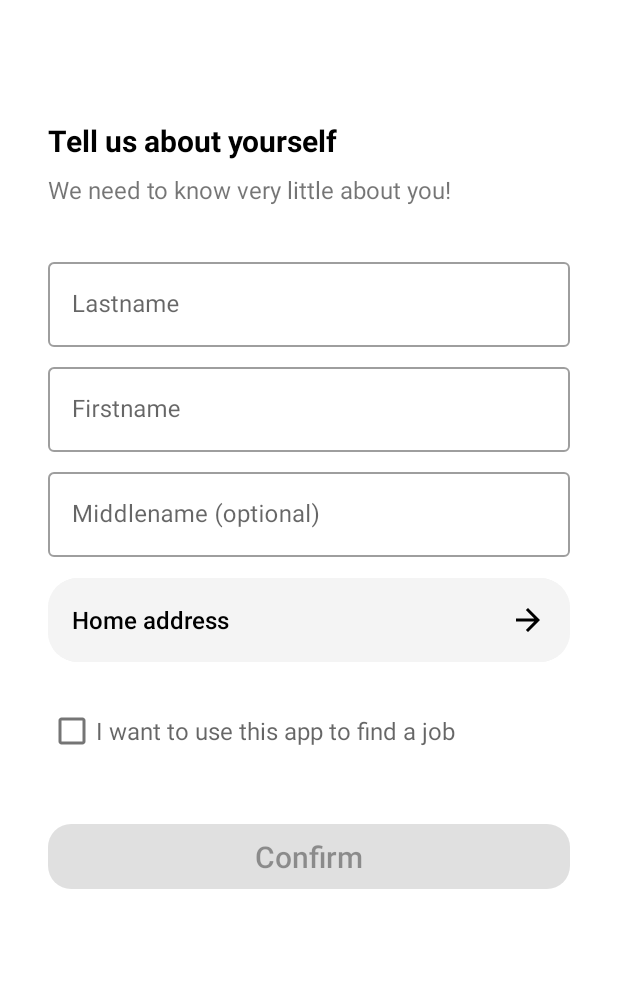
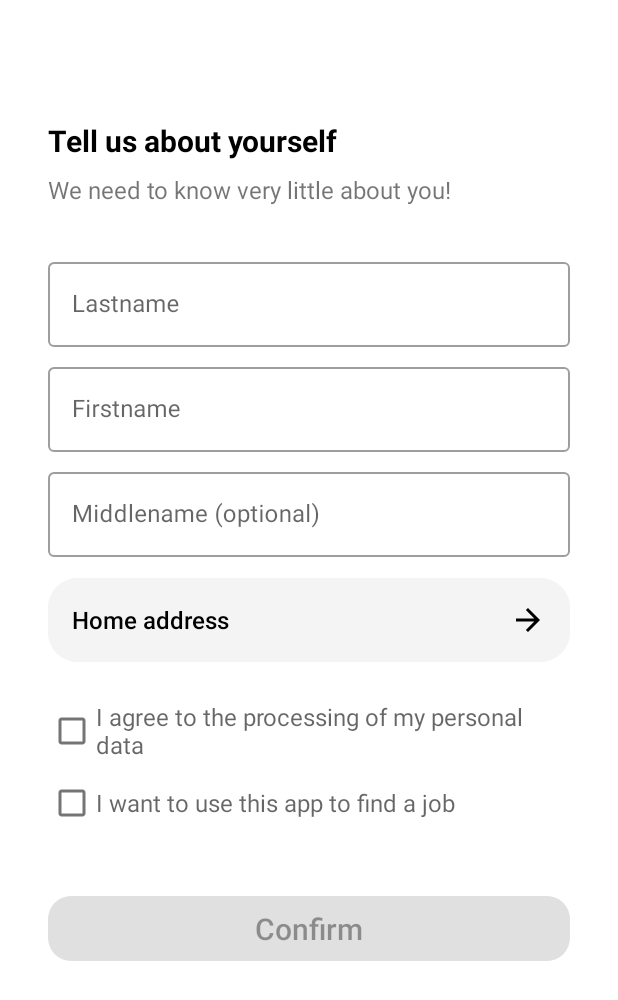
Before and after one commit to y0ung3r/JobSpot, an Android app: the ProfileCreationFragment screen opened through its navigation route, on a phone screen of 412 x 824 dp. Shown: the top 1000 px of the screen. Run offline under Robolectric (Android 15) with nearby library versions, the phone set to English and light mode, and no system bars; our stand-ins replace Firebase (no records; nobody signed in at launch, a user with empty details on screens opened directly); libraries missing offline, so code that uses them is left out: com.redmadrobot.inputmask, com.yandex.mapkit; 4 statements that could not run were skipped.

Commit message:
Expose agreement checkbox for invokers

```diff
--- a/app/src/main/java/com/jobspot/ui/authorization/ProfileCreationFragment.kt
+++ b/app/src/main/java/com/jobspot/ui/authorization/ProfileCreationFragment.kt
@@ -308,8 +308,7 @@ class ProfileCreationFragment : Fragment() {
             _binding.selectProfessionButton,
             _binding.diplomaFileButton,
             _binding.innFileButton,
-            _binding.employmentHistoryBookFileButton,
-            _binding.personalDataAgreementCheckBox
+            _binding.employmentHistoryBookFileButton
         )
 
         _binding.lastnameField.afterTextChanged(::onLastnameChanged)
--- a/app/src/main/res/layout/fragment_profile_creation.xml
+++ b/app/src/main/res/layout/fragment_profile_creation.xml
@@ -131,11 +131,29 @@
                 app:rippleColor="@android:color/darker_gray" />
 
             <CheckBox
+                android:id="@+id/personal_data_agreement_check_box"
+                android:layout_width="0dp"
+                android:layout_height="wrap_content"
+                android:layout_marginStart="16dp"
+                android:layout_marginTop="16dp"
+                android:layout_marginEnd="16dp"
+                android:text="@string/personal_data_agreement"
+                android:textColor="?android:attr/textColorSecondary"
+                android:textSize="16sp"
+                tools:checked="true"
+                android:visibility="visible"
+                tools:visibility="visible"
+                android:alpha="100"
+                app:layout_constraintEnd_toEndOf="parent"
+                app:layout_constraintHorizontal_bias="0.0"
+                app:layout_constraintStart_toStartOf="parent"
+                app:layout_constraintTop_toBottomOf="@+id/select_home_address_button" />
+
+            <CheckBox
                 android:id="@+id/is_worker_check_box"
                 android:layout_width="0dp"
                 android:layout_height="wrap_content"
                 android:layout_marginStart="16dp"
-                android:layout_marginTop="16dp"
                 android:layout_marginEnd="16dp"
                 android:text="@string/is_worker_prompt"
                 android:textColor="?android:attr/textColorSecondary"
@@ -144,7 +162,7 @@
                 app:layout_constraintEnd_toEndOf="parent"
                 app:layout_constraintHorizontal_bias="0.0"
                 app:layout_constraintStart_toStartOf="parent"
-                app:layout_constraintTop_toBottomOf="@+id/select_home_address_button" />
+                app:layout_constraintTop_toBottomOf="@+id/personal_data_agreement_check_box" />
 
             <com.google.android.material.button.MaterialButton
                 android:id="@+id/select_profession_button"
@@ -258,26 +276,6 @@
                 tools:alpha="100"
                 android:alpha="0"/>
 
-            <CheckBox
-                android:id="@+id/personal_data_agreement_check_box"
-                android:layout_width="0dp"
-                android:layout_height="wrap_content"
-                android:layout_marginStart="16dp"
-                android:layout_marginTop="16dp"
-                android:layout_marginEnd="16dp"
-                android:text="@string/personal_data_agreement"
-                android:textColor="?android:attr/textColorSecondary"
-                android:textSize="16sp"
-                tools:checked="true"
-                android:visibility="gone"
-                tools:visibility="visible"
-                tools:alpha="100"
-                android:alpha="0"
-                app:layout_constraintEnd_toEndOf="parent"
-                app:layout_constraintHorizontal_bias="0.0"
-                app:layout_constraintStart_toStartOf="parent"
-                app:layout_constraintTop_toBottomOf="@+id/employment_history_book_file_button" />
-
             <com.google.android.material.button.MaterialButton
                 android:id="@+id/confirm_button"
                 android:layout_width="0dp"
@@ -294,7 +292,7 @@
                 app:cornerRadius="15dp"
                 app:layout_constraintEnd_toEndOf="parent"
                 app:layout_constraintStart_toStartOf="parent"
-                app:layout_constraintTop_toBottomOf="@+id/personal_data_agreement_check_box" />
+                app:layout_constraintTop_toBottomOf="@+id/employment_history_book_file_button" />
 
         </androidx.constraintlayout.widget.ConstraintLayout>
 
```
